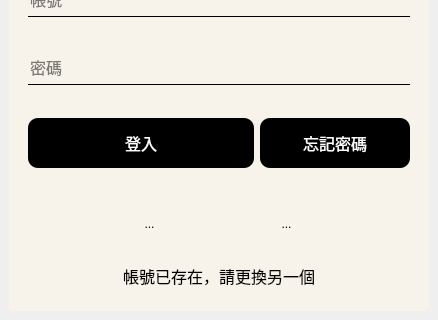
This is ui/login_resigert.ui in forggy0113/re-lego as Qt 5 draws it before an edit; both pictures show x 0 to 438 and y 329 to 649 of the 438 by 649 pixel window. The edited form follows.
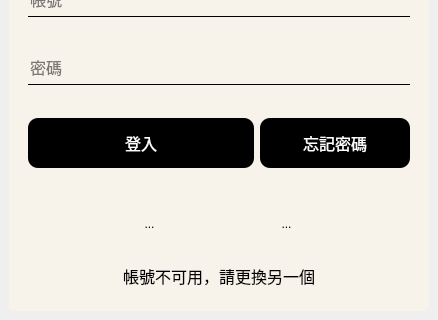
This is the edited form. The open tabs and pages were chosen to show the change. Icons and pictures are not drawn.

```diff
--- a/ui/login_resigert.ui
+++ b/ui/login_resigert.ui
@@ -689,7 +689,7 @@
                  </font>
                 </property>
                 <property name="text">
-                 <string>帳號已存在，請更換另一個</string>
+                 <string>帳號不可用，請更換另一個</string>
                 </property>
                 <property name="alignment">
                  <set>Qt::AlignCenter</set>
```
Left out of the diff: 4 changed lines with no effect on the pictures.
